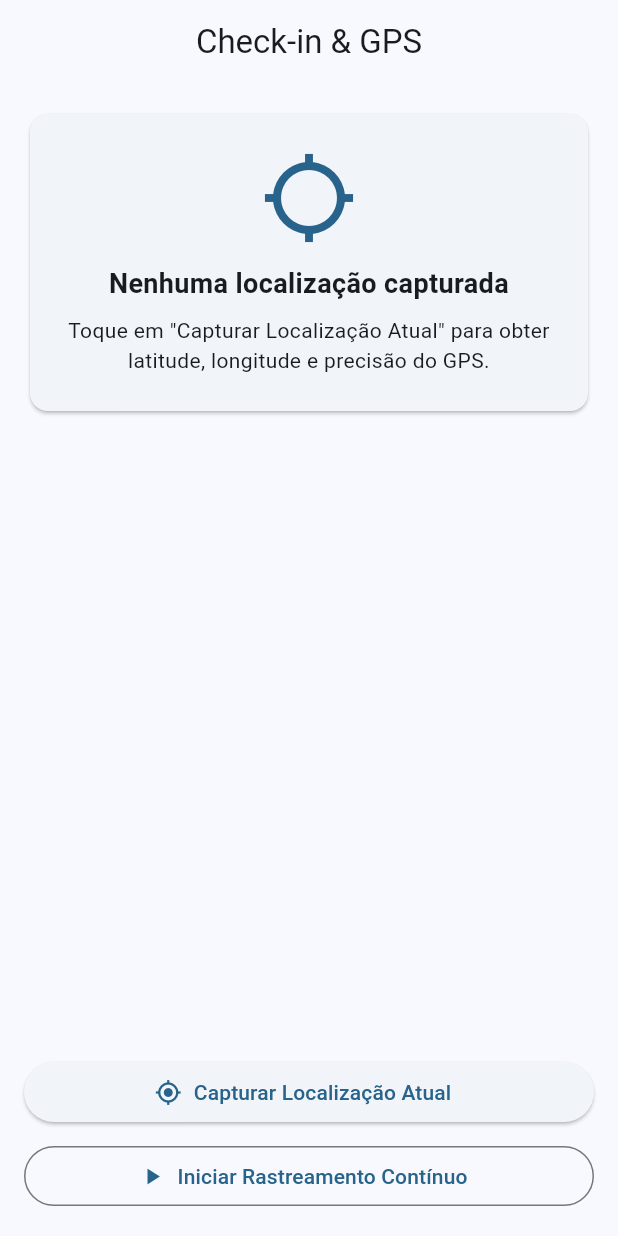
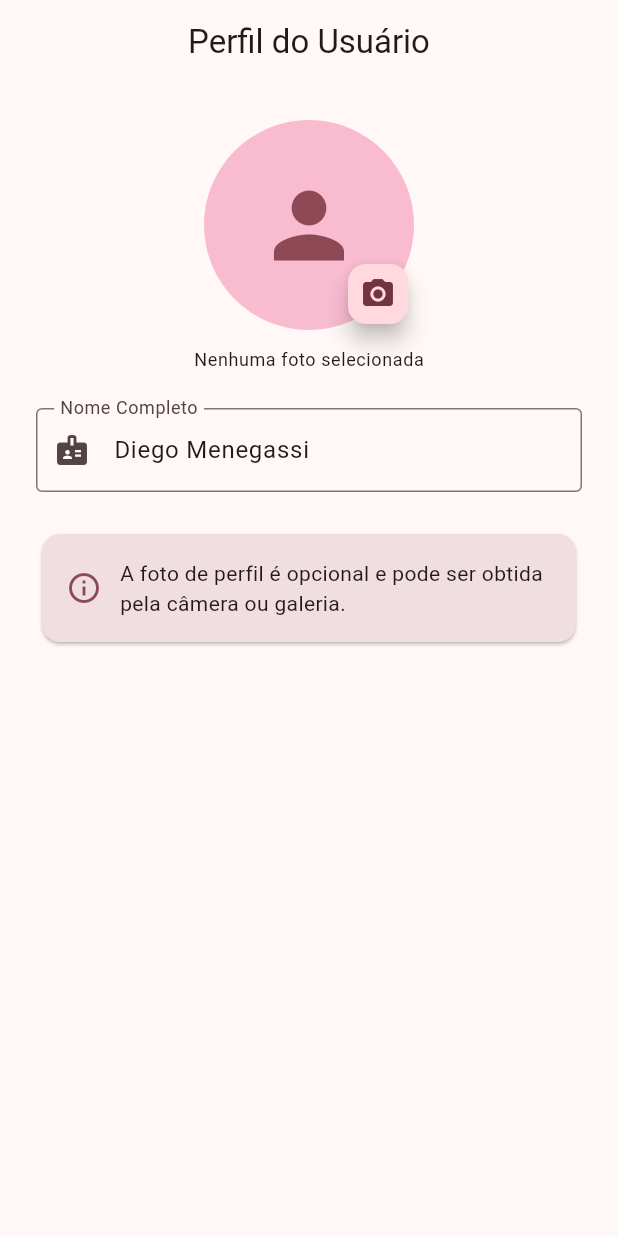
Before and after one commit to HenriqueNB/PDM_aula13, a Flutter app: the screen it shows after launch, on a phone screen of 412 x 824 dp. Run offline on Flutter 3.47's test engine with Material 3 defaults, Android fonts, the phone set to English and light mode, and no system bars; our stand-ins replace geolocator, image_picker, shared_preferences, sqflite; accounts and stored records are empty.

Commit message:
feat: implementa captura de foto de perfil com image_picker

```diff
--- a/lib/main.dart
+++ b/lib/main.dart
@@ -1,6 +1,6 @@
 import 'package:flutter/material.dart';
 
-import 'screens/geolocalizacao_screen.dart';
+import 'screens/perfil_screen.dart';
 
 void main() {
   WidgetsFlutterBinding.ensureInitialized();
@@ -14,12 +14,12 @@ class MeuApp extends StatelessWidget {
   Widget build(BuildContext context) {
     return MaterialApp(
       debugShowCheckedModeBanner: false,
-      title: 'Aula 14 - GPS',
+      title: 'Aula 15 - Camera e Midia',
       theme: ThemeData(
         useMaterial3: true,
-        colorSchemeSeed: Colors.lightBlue,
+        colorSchemeSeed: Colors.pink,
       ),
-      home: const GeolocalizacaoScreen(),
+      home: const PerfilScreen(),
     );
   }
 }
--- /dev/null
+++ b/lib/screens/perfil_screen.dart
@@ -0,0 +1,267 @@
+import 'dart:async';
+import 'dart:io';
+
+import 'package:flutter/material.dart';
+import 'package:image_picker/image_picker.dart';
+
+import '../services/media_service.dart';
+import '../services/perfil_service.dart';
+import 'foto_visualizacao_screen.dart';
+
+class PerfilScreen extends StatefulWidget {
+  const PerfilScreen({super.key});
+
+  @override
+  State<PerfilScreen> createState() => _PerfilScreenState();
+}
+
+class _PerfilScreenState extends State<PerfilScreen> {
+  static const String _heroTag = 'foto-perfil';
+
+  final _mediaService = MediaService();
+  final _perfilService = PerfilService();
+  final _nomeController = TextEditingController();
+
+  File? _imagemPerfil;
+  bool _carregandoImagem = false;
+  bool _carregandoPerfil = true;
+  Timer? _debounceNome;
+
+  @override
+  void initState() {
+    super.initState();
+    _carregarPerfil();
+  }
+
+  @override
+  void dispose() {
+    _debounceNome?.cancel();
+    _nomeController.dispose();
+    super.dispose();
+  }
+
+  Future<void> _carregarPerfil() async {
+    final nome = await _perfilService.obterNome();
+    final caminhoFoto = await _perfilService.obterCaminhoFoto();
+
+    File? foto;
+    if (caminhoFoto != null) {
+      final arquivo = File(caminhoFoto);
+      if (await arquivo.exists()) {
+        foto = arquivo;
+      } else {
+        // O arquivo temporário foi apagado pelo sistema; limpa a referência.
+        await _perfilService.removerCaminhoFoto();
+      }
+    }
+
+    if (!mounted) return;
+    setState(() {
+      _nomeController.text = nome;
+      _imagemPerfil = foto;
+      _carregandoPerfil = false;
+    });
+  }
+
+  Future<void> _selecionarImagem(ImageSource origem) async {
+    Navigator.pop(context);
+    setState(() => _carregandoImagem = true);
+
+    try {
+      final imagem = origem == ImageSource.camera
+          ? await _mediaService.tirarFoto()
+          : await _mediaService.selecionarDaGaleria();
+
+      if (imagem == null) return;
+
+      await _perfilService.salvarCaminhoFoto(imagem.path);
+      if (!mounted) return;
+      setState(() => _imagemPerfil = imagem);
+    } catch (erro) {
+      if (!mounted) return;
+      _mostrarMensagem('Não foi possível obter a imagem: $erro');
+    } finally {
+      if (mounted) setState(() => _carregandoImagem = false);
+    }
+  }
+
+  Future<void> _removerFoto() async {
+    Navigator.pop(context);
+    await _perfilService.removerCaminhoFoto();
+    if (!mounted) return;
+    setState(() => _imagemPerfil = null);
+    _mostrarMensagem('Foto de perfil removida.');
+  }
+
+  void _salvarNome(String nome) {
+    _debounceNome?.cancel();
+    _debounceNome = Timer(
+      const Duration(milliseconds: 500),
+      () => _perfilService.salvarNome(nome),
+    );
+  }
+
+  void _abrirFoto() {
+    final imagem = _imagemPerfil;
+    if (imagem == null) return;
+
+    Navigator.push(
+      context,
+      MaterialPageRoute<void>(
+        builder: (_) =>
+            FotoVisualizacaoScreen(arquivo: imagem, heroTag: _heroTag),
+      ),
+    );
+  }
+
+  void _mostrarMensagem(String mensagem) {
+    if (!mounted) return;
+    ScaffoldMessenger.of(context)
+      ..hideCurrentSnackBar()
+      ..showSnackBar(SnackBar(content: Text(mensagem)));
+  }
+
+  void _exibirOpcoesMidia() {
+    showModalBottomSheet<void>(
+      context: context,
+      showDragHandle: true,
+      builder: (context) => SafeArea(
+        child: Column(
+          mainAxisSize: MainAxisSize.min,
+          children: [
+            ListTile(
+              leading: const Icon(Icons.camera_alt, color: Colors.pink),
+              title: const Text('Tirar Foto com a Câmera'),
+              onTap: () => _selecionarImagem(ImageSource.camera),
+            ),
+            ListTile(
+              leading: const Icon(Icons.photo_library, color: Colors.pink),
+              title: const Text('Escolher da Galeria'),
+              onTap: () => _selecionarImagem(ImageSource.gallery),
+            ),
+            if (_imagemPerfil != null)
+              ListTile(
+                leading: const Icon(Icons.delete_outline, color: Colors.red),
+                title: const Text('Remover Foto'),
+                onTap: _removerFoto,
+              ),
+          ],
+        ),
+      ),
+    );
+  }
+
+  @override
+  Widget build(BuildContext context) {
+    final tema = Theme.of(context);
+
+    return Scaffold(
+      appBar: AppBar(
+        title: const Text('Perfil do Usuário'),
+        centerTitle: true,
+      ),
+      body: _carregandoPerfil
+          ? const Center(child: CircularProgressIndicator())
+          : SingleChildScrollView(
+              padding: const EdgeInsets.all(24),
+              child: Column(
+                children: [
+                  Center(
+                    child: Stack(
+                      children: [
+                        GestureDetector(
+                          onTap: _abrirFoto,
+                          child: Hero(
+                            tag: _heroTag,
+                            child: CircleAvatar(
+                              radius: 70,
+                              backgroundColor: Colors.pink.shade100,
+                              backgroundImage: _imagemPerfil != null
+                                  ? FileImage(_imagemPerfil!)
+                                  : null,
+                              child: _imagemPerfil == null
+                                  ? Icon(
+                                      Icons.person,
+                                      size: 70,
+                                      color: tema.colorScheme.primary,
+                                    )
+                                  : null,
+                            ),
+                          ),
+                        ),
+                        if (_carregandoImagem)
+                          const Positioned.fill(
+                            child: CircleAvatar(
+                              backgroundColor: Colors.black38,
+                              child: CircularProgressIndicator(
+                                color: Colors.white,
+                              ),
+                            ),
+                          ),
+                        Positioned(
+                          bottom: 0,
+                          right: 0,
+                          child: FloatingActionButton.small(
+                            onPressed: _exibirOpcoesMidia,
+                            tooltip: 'Alterar foto de perfil',
+                            child: const Icon(Icons.camera_alt),
+                          ),
+                        ),
+                      ],
+                    ),
+                  ),
+                  const SizedBox(height: 12),
+                  Text(
+                    _imagemPerfil == null
+                        ? 'Nenhuma foto selecionada'
+                        : 'Toque na foto para ampliar',
+                    style: tema.textTheme.bodySmall,
+                  ),
+                  const SizedBox(height: 24),
+                  TextField(
+                    controller: _nomeController,
+                    onChanged: _salvarNome,
+                    textCapitalization: TextCapitalization.words,
+                    decoration: const InputDecoration(
+                      labelText: 'Nome Completo',
+                      border: OutlineInputBorder(),
+                      prefixIcon: Icon(Icons.badge),
+                    ),
+                  ),
+                  const SizedBox(height: 24),
+                  Card(
+                    color: tema.colorScheme.surfaceContainerHighest,
+                    child: Padding(
+                      padding: const EdgeInsets.all(16),
+                      child: Row(
+                        children: [
+                          Icon(
+                            _imagemPerfil == null
+                                ? Icons.info_outline
+                                : Icons.check_circle_outline,
+                            color: _imagemPerfil == null
+                                ? tema.colorScheme.primary
+                                : Colors.green,
+                          ),
+                          const SizedBox(width: 12),
+                          Expanded(
+                            child: Text(
+                              _imagemPerfil == null
+                                  ? 'A foto de perfil é opcional e pode ser '
+                                        'obtida pela câmera ou galeria.'
+                                  : 'O caminho da foto foi salvo no '
+                                        'dispositivo e será restaurado ao '
+                                        'reabrir o app.',
+                              style: tema.textTheme.bodyMedium,
+                            ),
+                          ),
+                        ],
+                      ),
+                    ),
+                  ),
+                ],
+              ),
+            ),
+    );
+  }
+}
--- /dev/null
+++ b/lib/services/perfil_service.dart
@@ -0,0 +1,36 @@
+import 'package:shared_preferences/shared_preferences.dart';
+
+/// Persiste os dados do perfil (nome e caminho da foto) no dispositivo.
+class PerfilService {
+  static const String nomePadrao = 'Diego Menegassi';
+
+  static const String _chaveNome = 'perfil_nome';
+  static const String _chaveCaminhoFoto = 'perfil_caminho_foto';
+
+  Future<String> obterNome() async {
+    final prefs = await SharedPreferences.getInstance();
+    final nome = prefs.getString(_chaveNome);
+    if (nome == null || nome.trim().isEmpty) return nomePadrao;
+    return nome;
+  }
+
+  Future<void> salvarNome(String nome) async {
+    final prefs = await SharedPreferences.getInstance();
+    await prefs.setString(_chaveNome, nome);
+  }
+
+  Future<String?> obterCaminhoFoto() async {
+    final prefs = await SharedPreferences.getInstance();
+    return prefs.getString(_chaveCaminhoFoto);
+  }
+
+  Future<void> salvarCaminhoFoto(String caminho) async {
+    final prefs = await SharedPreferences.getInstance();
+    await prefs.setString(_chaveCaminhoFoto, caminho);
+  }
+
+  Future<void> removerCaminhoFoto() async {
+    final prefs = await SharedPreferences.getInstance();
+    await prefs.remove(_chaveCaminhoFoto);
+  }
+}
```
Also changed, not shown: lib/screens/foto_visualizacao_screen.dart (added, +49 -0 lines), 4 other files.
